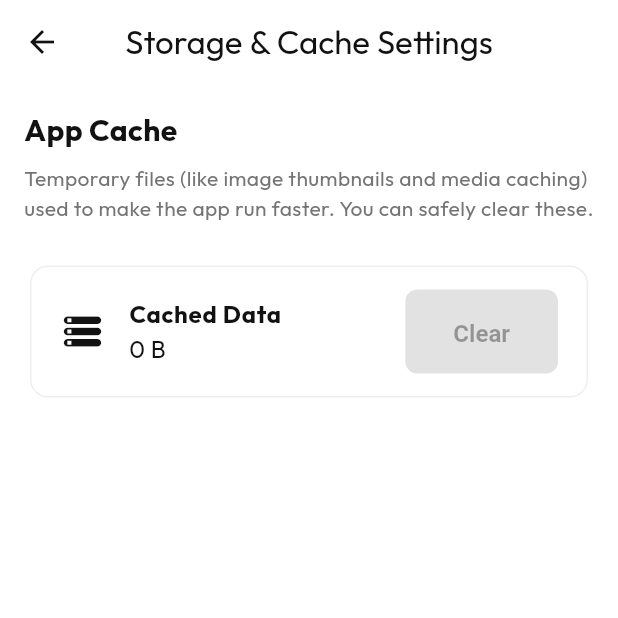
After one commit to jiayingloh/Journi, a Flutter app: the StoragePage screen opened directly, on a phone screen of 412 x 824 dp, the top half of it. The commit adds this screen. Run offline on Flutter 3.47's test engine with Material 3 defaults, Android fonts, the phone set to English and light mode, and no system bars; our stand-ins replace app_links, cached_network_image, flutter_image_compress, flutter_local_notifications, google_fonts, google_sign_in and 5 more; missing offline and left inert: flutter_background_service, gal, photo_manager, photo_manager_image_provider, video_thumbnail; accounts and stored records are empty; network calls fail.

Commit message:
Restore Storage page for clearing cache and link in App Drawer

```diff
--- a/lib/core/widgets/app_drawer.dart
+++ b/lib/core/widgets/app_drawer.dart
@@ -4,6 +4,7 @@ import '../../features/auth/login_page.dart';
 import '../services/auth_service.dart';
 import '../../app.dart';
 import '../../features/profile/edit_profile_page.dart';
+import '../../features/profile/storage_page.dart';
 import '../services/media_service.dart';
 
 class AppDrawer extends StatefulWidget {
@@ -147,7 +148,7 @@ class _AppDrawerState extends State<AppDrawer> {
               children: [
                 _buildMenuItem(context, 'Edit Profile', Icons.edit_outlined),
                 const Divider(indent: 20, endIndent: 20, height: 1),
-                _buildMenuItem(context, 'Settings', Icons.settings_outlined),
+                _buildMenuItem(context, 'Storage', Icons.storage_rounded),
                 const Divider(indent: 20, endIndent: 20, height: 1),
                 _buildDarkThemeItem(context),
               ],
@@ -212,6 +213,11 @@ class _AppDrawerState extends State<AppDrawer> {
           if (mounted) {
              _loadUserProfile();
           }
+        } else if (title == 'Storage') {
+          await Navigator.push(
+            context,
+            MaterialPageRoute(builder: (context) => const StoragePage()),
+          );
         }
       },
     );
--- /dev/null
+++ b/lib/features/profile/storage_page.dart
@@ -0,0 +1,138 @@
+import 'dart:io';
+import 'package:flutter/material.dart';
+import 'package:path_provider/path_provider.dart';
+
+class StoragePage extends StatefulWidget {
+  const StoragePage({super.key});
+
+  @override
+  State<StoragePage> createState() => _StoragePageState();
+}
+
+class _StoragePageState extends State<StoragePage> {
+  int _cacheSize = 0;
+  bool _isLoading = true;
+
+  @override
+  void initState() {
+    super.initState();
+    _calculateCache();
+  }
+
+  Future<void> _calculateCache() async {
+    setState(() => _isLoading = true);
+    try {
+      final tempDir = await getTemporaryDirectory();
+      int size = await _getDirSize(tempDir);
+
+      // Also calculate application documents if needed, but temp is usually cache.
+      if (mounted) {
+        setState(() {
+          _cacheSize = size;
+          _isLoading = false;
+        });
+      }
+    } catch (e) {
+      debugPrint('Error calculating cache: $e');
+      if (mounted) setState(() => _isLoading = false);
+    }
+  }
+
+  Future<int> _getDirSize(Directory dir) async {
+    int total = 0;
+    try {
+      if (dir.existsSync()) {
+        await for (var entity in dir.list(recursive: true, followLinks: false)) {
+          if (entity is File) {
+            total += await entity.length();
+          }
+        }
+      }
+    } catch (e) {
+      debugPrint('Error getting size: $e');
+    }
+    return total;
+  }
+
+  Future<void> _clearCache() async {
+    setState(() => _isLoading = true);
+    try {
+      final tempDir = await getTemporaryDirectory();
+      if (tempDir.existsSync()) {
+        await for (var entity in tempDir.list(recursive: true, followLinks: false)) {
+          if (entity is File) {
+            await entity.delete();
+          } else if (entity is Directory) {
+            await entity.delete(recursive: true);
+          }
+        }
+      }
+
+      await _calculateCache();
+
+      if (mounted) {
+        ScaffoldMessenger.of(context).showSnackBar(const SnackBar(content: Text('Cache completely cleared!')));
+      }
+    } catch (e) {
+      if (mounted) {
+        ScaffoldMessenger.of(context).showSnackBar(SnackBar(content: Text('Error clearing cache: $e')));
+      }
+    }
+  }
+
+  String _formatSize(int bytes) {
+    if (bytes < 1024) return '$bytes B';
+    if (bytes < 1024 * 1024) return '${(bytes / 1024).toStringAsFixed(1)} KB';
+    if (bytes < 1024 * 1024 * 1024) return '${(bytes / (1024 * 1024)).toStringAsFixed(1)} MB';
+    return '${(bytes / (1024 * 1024 * 1024)).toStringAsFixed(1)} GB';
+  }
+
+  @override
+  Widget build(BuildContext context) {
+    return Scaffold(
+      appBar: AppBar(
+        title: const Text('Storage & Cache Settings'),
+        centerTitle: true,
+      ),
+      body: _isLoading
+          ? const Center(child: CircularProgressIndicator())
+          : Padding(
+              padding: const EdgeInsets.all(16.0),
+              child: Column(
+                crossAxisAlignment: CrossAxisAlignment.start,
+                children: [
+                  const Text('App Cache', style: TextStyle(fontSize: 20, fontWeight: FontWeight.bold)),
+                  const SizedBox(height: 8),
+                  Text('Temporary files (like image thumbnails and media caching) used to make the app run faster. You can safely clear these.', style: TextStyle(color: Colors.grey[600], fontSize: 14)),
+                  const SizedBox(height: 24),
+                  Card(
+                    elevation: 0,
+                    shape: RoundedRectangleBorder(
+                      borderRadius: BorderRadius.circular(12),
+                      side: BorderSide(color: Colors.grey.shade200)
+                    ),
+                    child: ListTile(
+                      contentPadding: const EdgeInsets.symmetric(horizontal: 20, vertical: 8),
+                      leading: const Icon(Icons.storage_rounded, size: 30),
+                      title: const Text('Cached Data', style: TextStyle(fontWeight: FontWeight.bold)),
+                      subtitle: Text(_formatSize(_cacheSize), style: const TextStyle(fontSize: 16)),
+                      trailing: ElevatedButton(
+                        style: ElevatedButton.styleFrom(
+                          foregroundColor: Colors.white,
+                          backgroundColor: Colors.red,
+                          shape: RoundedRectangleBorder(
+                            borderRadius: BorderRadius.circular(8),
+                          ),
+                        ),
+                        // Only disable if exactly 0 B
+                        onPressed: _cacheSize > 0 ? _clearCache : null,
+                        child: const Text('Clear'),
+                      ),
+                    ),
+                  ),
+                ],
+              ),
+            ),
+    );
+  }
+}
```
